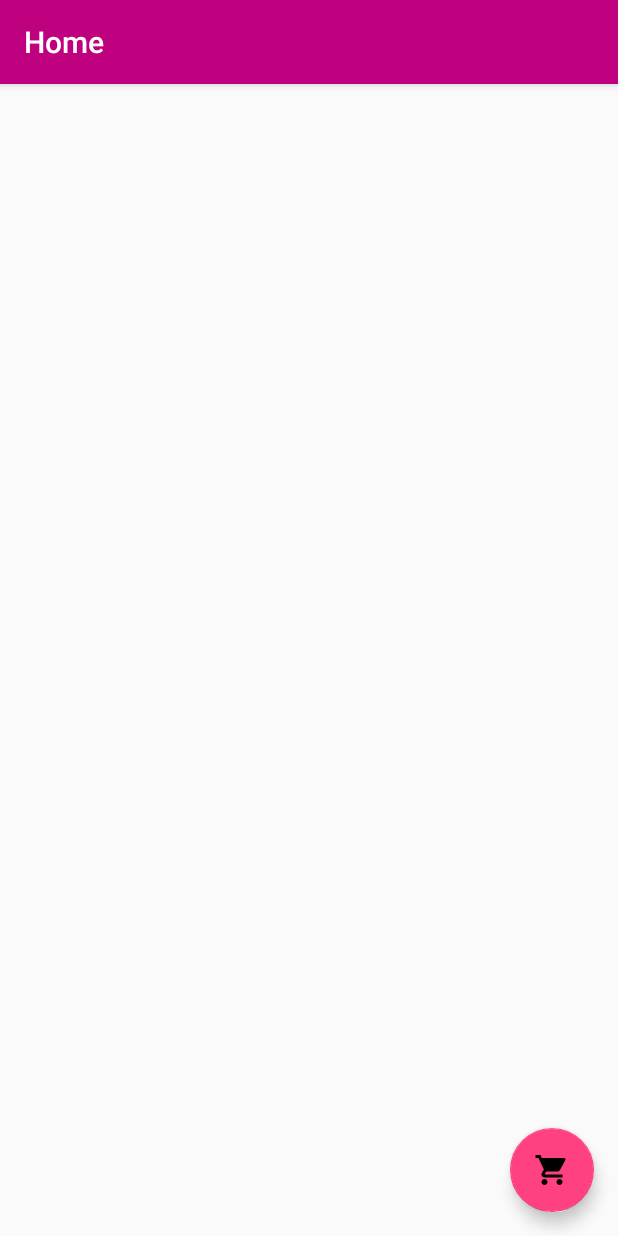
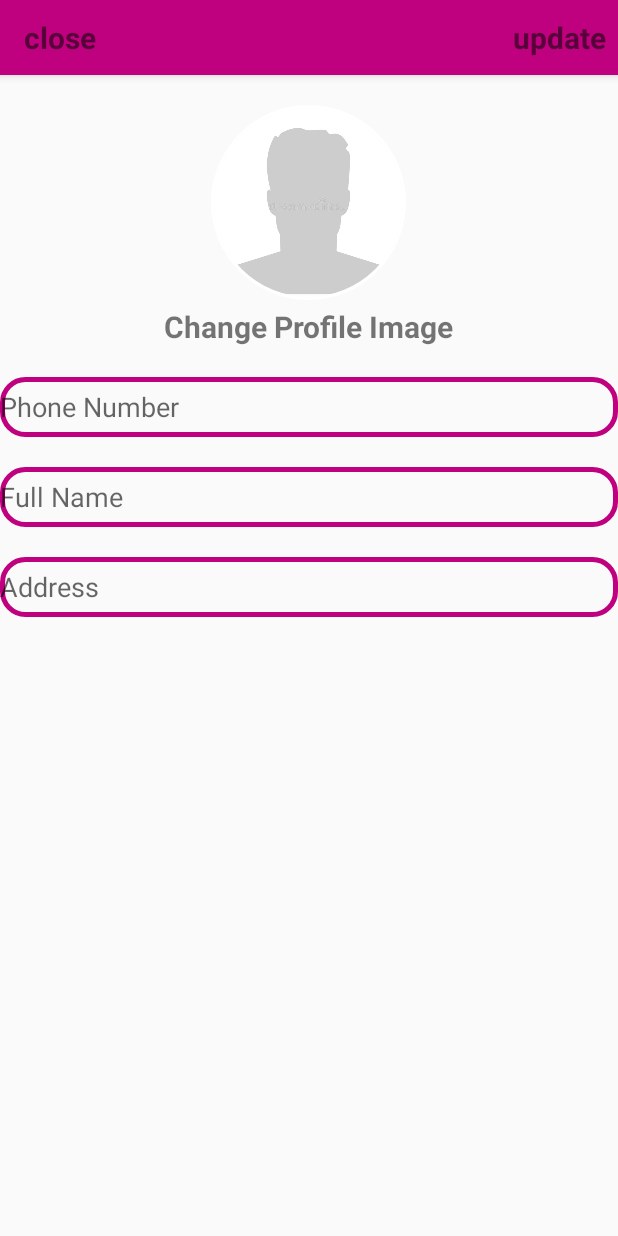
Before and after one commit to AbhhishekMadepogu/Annadatha, an Android app: the HomeActivity screen opened directly, with no data from a screen before it, in the side drawer, after a tap on "Settings", on a phone screen of 412 x 824 dp. Run offline under Robolectric (Android 15) with nearby library versions, the phone set to English and light mode, and no system bars; our stand-ins replace CircleImageView, Firebase (no records; nobody signed in at launch, a user with empty details on screens opened directly), Picasso, navigation-ui; libraries missing offline, so code that uses them is left out: com.theartofdev.edmodo, io.paperdb; 4 statements that could not run were skipped.

Commit message:
Settings Activity

```diff
--- a/app/build.gradle
+++ b/app/build.gradle
@@ -27,7 +27,8 @@ dependencies {
     implementation 'com.google.firebase:firebase-analytics:17.2.2'
     implementation 'de.hdodenhof:circleimageview:3.1.0'
     implementation 'com.firebaseui:firebase-ui-database:3.2.2'
-    implementation'com.squareup.picasso:picasso:2.71828'
+    implementation 'com.squareup.picasso:picasso:2.71828'
+    implementation 'com.theartofdev.edmodo:android-image-cropper:2.7.+'
 
     implementation 'com.google.firebase:firebase-core:17.2.2'
     implementation 'com.google.firebase:firebase-database:19.2.1'
--- a/app/src/main/java/com/abhishek/annadatha/HomeActivity.java
+++ b/app/src/main/java/com/abhishek/annadatha/HomeActivity.java
@@ -150,6 +150,8 @@ public class HomeActivity extends AppCompatActivity implements NavigationView.On
             finish();
         }
         else if(id==R.id.nav_settings){
+            Intent i=new Intent(HomeActivity.this,SettingsActivity.class);
+            startActivity(i);
 
         }
         DrawerLayout drawerLayout=findViewById(R.id.drawer_layout);
--- a/app/src/main/java/com/abhishek/annadatha/MainActivity.java
+++ b/app/src/main/java/com/abhishek/annadatha/MainActivity.java
@@ -90,6 +90,7 @@ public class MainActivity extends AppCompatActivity {
                             Toast.makeText(MainActivity.this, "Login Successful...", Toast.LENGTH_SHORT).show();
                             loadingbar.dismiss();
                             Intent i = new Intent(MainActivity.this,HomeActivity.class);
+                            Prevalent.CurrentonlineUser=userdata;
                             startActivity(i);
 
                         }
--- a/app/src/main/res/layout/activity_main.xml
+++ b/app/src/main/res/layout/activity_main.xml
@@ -48,7 +48,7 @@
         android:layout_above="@+id/join_nowbtn"
         android:layout_marginLeft="15dp"
         android:layout_marginRight="15dp"
-        android:textColor="#fff"
+        android:textColor="@color/colorPrimary"
         android:text="Register now"></Button>
 
 </RelativeLayout>
--- /dev/null
+++ b/app/src/main/res/layout/activity_settings.xml
@@ -0,0 +1,94 @@
+<?xml version="1.0" encoding="utf-8"?>
+<RelativeLayout xmlns:android="http://schemas.android.com/apk/res/android"
+    xmlns:app="http://schemas.android.com/apk/res-auto"
+    xmlns:tools="http://schemas.android.com/tools"
+    android:layout_width="match_parent"
+    android:layout_height="match_parent"
+    tools:context=".SettingsActivity">
+    <com.google.android.material.appbar.AppBarLayout
+        android:layout_width="match_parent"
+        android:layout_height="50dp"
+        android:id="@+id/app_bar_settings">
+        <androidx.appcompat.widget.Toolbar
+            android:id="@+id/toolbar_settings"
+            android:layout_width="match_parent"
+            android:layout_height="wrap_content"
+            android:background="@color/colorPrimary">
+            <RelativeLayout
+                android:layout_width="match_parent"
+                android:layout_height="match_parent"
+                >
+                <TextView
+                    android:id="@+id/txtclose"
+                    android:layout_width="wrap_content"
+                    android:layout_height="wrap_content"
+                    android:text="close"
+                    android:textSize="20sp"
+                    android:textStyle="bold"
+                    android:layout_alignParentStart="true"
+                    ></TextView>
+                <TextView
+                    android:id="@+id/txtupdate"
+                    android:layout_width="wrap_content"
+                    android:layout_height="wrap_content"
+                    android:text="update"
+                    android:textSize="20sp"
+                    android:textStyle="bold"
+                    android:layout_marginRight="8dp"
+                    android:layout_alignParentEnd="true"
+                    ></TextView>
+            </RelativeLayout>
+
+
+        </androidx.appcompat.widget.Toolbar>
+    </com.google.android.material.appbar.AppBarLayout>
+    <de.hdodenhof.circleimageview.CircleImageView
+        xmlns:app="http://schemas.android.com/apk/res-auto"
+        android:id="@+id/ivsettingsprofile_image"
+        android:layout_below="@id/app_bar_settings"
+        android:layout_marginTop="20dp"
+        android:layout_width="130dp"
+        android:layout_height="130dp"
+        android:src="@drawable/profile"
+        android:layout_centerHorizontal="true"
+        app:civ_border_width="2dp"
+        android:layout_gravity="center"
+        app:civ_border_color="@android:color/white"/>
+    <TextView
+        android:id="@+id/txtprofileimagechange"
+        android:layout_width="wrap_content"
+        android:layout_height="wrap_content"
+        android:text="Change Profile Image"
+        android:layout_centerHorizontal="true"
+        android:textSize="20sp"
+        android:textStyle="bold"
+        android:layout_marginRight="8dp"
+        android:layout_marginTop="4dp"
+        android:layout_below="@id/ivsettingsprofile_image"
+        ></TextView>
+    <EditText
+        android:layout_width="match_parent"
+        android:layout_height="40dp"
+        android:layout_marginTop="20dp"
+        android:layout_below="@id/txtprofileimagechange"
+        android:hint="Phone Number"
+        android:id="@+id/settings_phone"
+        android:background="@drawable/input_design"></EditText>
+    <EditText
+        android:layout_width="match_parent"
+        android:layout_height="40dp"
+        android:layout_marginTop="20dp"
+        android:layout_below="@id/settings_phone"
+        android:hint="Full Name"
+        android:id="@+id/settings_full_Name"
+        android:background="@drawable/input_design"></EditText>
+    <EditText
+        android:layout_width="match_parent"
+        android:layout_height="40dp"
+        android:layout_marginTop="20dp"
+        android:layout_below="@id/settings_full_Name"
+        android:hint="Address"
+        android:id="@+id/settings_Address"
+        android:background="@drawable/input_design"></EditText>
+
+</RelativeLayout>
```
Also changed, not shown: app/src/main/AndroidManifest.xml (+6 -1 lines), app/src/main/java/com/abhishek/annadatha/Model/User.java (+11 -2 lines), app/src/main/java/com/abhishek/annadatha/SettingsActivity.java (added, +209 -0 lines).
